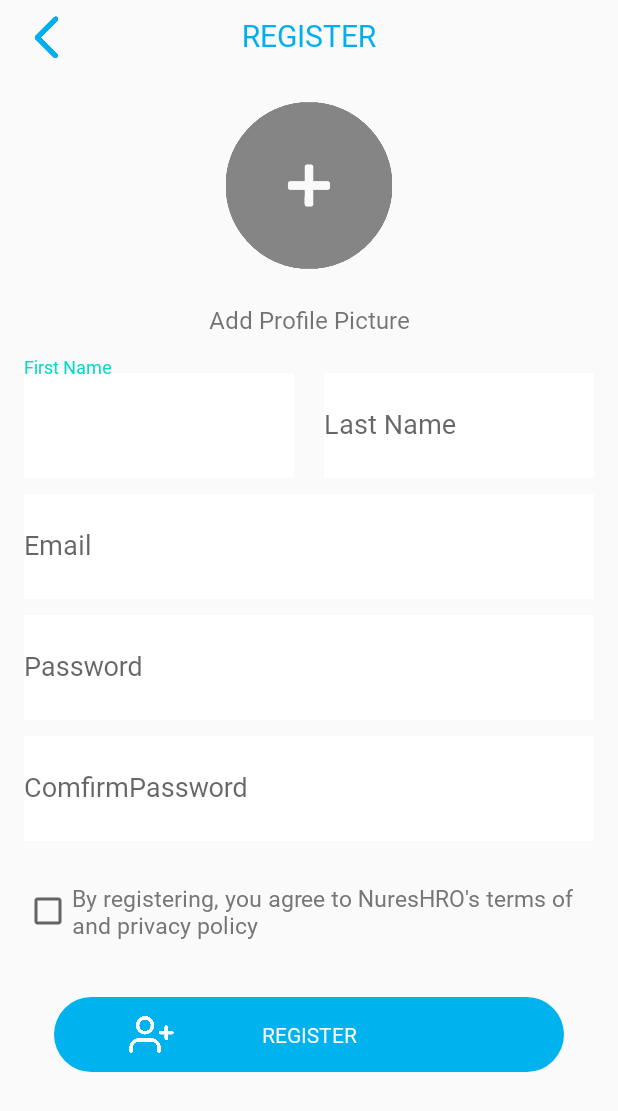
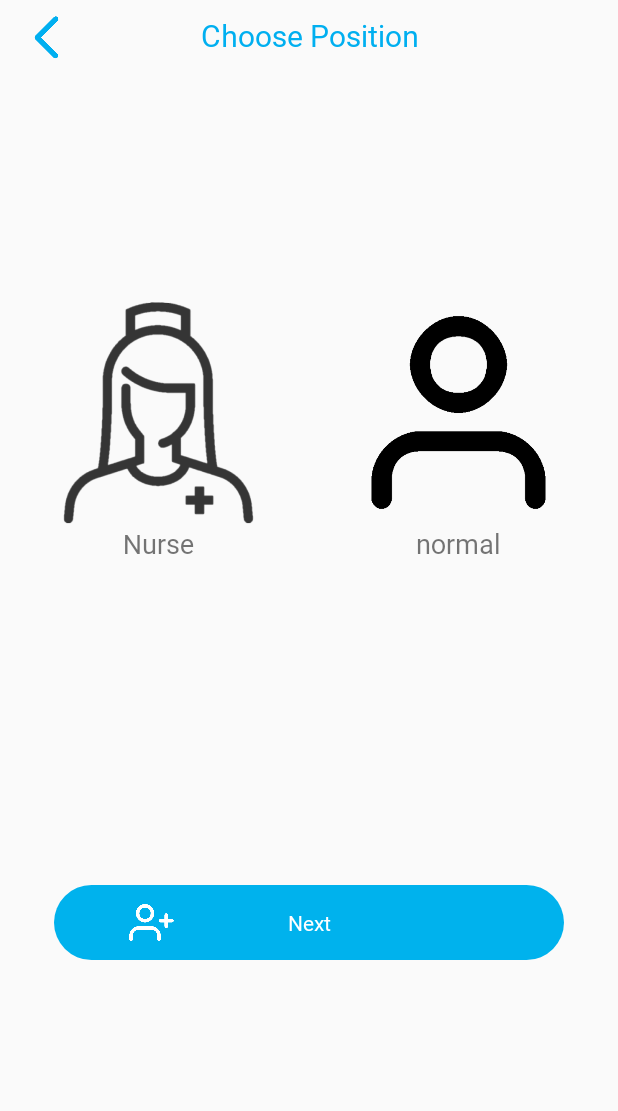
Before and after one commit to Fachidiot/NurseHERO, an Android app: the screen it shows after launch (RegisterMainActivity before the commit, RegisterChooseActivity after it), after a tap on "Register", on a phone screen of 412 x 824 dp. Shown: the top 1111 px of the screen. Run offline under Robolectric (Android 15) with nearby library versions, the phone set to English and light mode, and no system bars; our stand-ins replace Firebase (no records; nobody signed in at launch, a user with empty details on screens opened directly); libraries missing offline, so code that uses them is left out: com.facebook, com.facebook.login; 1 statement that could not run was skipped; 1 other tap on this screen came first.

Commit message:
fachidiot07/08

```diff
--- a/app/src/main/AndroidManifest.xml
+++ b/app/src/main/AndroidManifest.xml
@@ -16,7 +16,9 @@
         android:roundIcon="@mipmap/ic_launcher_round"
         android:supportsRtl="true"
         android:theme="@style/Theme.NurseHRO">
-        <activity android:name=".RegisterFragment.ChooseRegisterActivity"></activity>
+        <activity android:name=".RegisterFragment.RegisterSuccessActivity" />
+        <activity android:name=".RegisterFragment.RegisterActivity" />
+        <activity android:name=".RegisterFragment.RegisterChooseActivity" />
         <!--
              The API key for Google Maps-based APIs is defined as a string resource.
              (See the file "res/values/google_maps_api.xml").
@@ -32,7 +34,6 @@
         <activity
             android:name=".MapsActivity"
             android:label="@string/title_activity_maps" />
-        <activity android:name=".RegisterFragment.RegisterSuccessActivity" />
         <activity android:name=".LoginActivity">
             <intent-filter>
                 <action android:name="android.intent.action.MAIN" />
@@ -40,7 +41,6 @@
                 <category android:name="android.intent.category.LAUNCHER" />
             </intent-filter>
         </activity>
-        <activity android:name=".RegisterMainActivity" />
         <activity android:name=".MainActivity" />
 
         <meta-data
--- /dev/null
+++ b/app/src/main/java/com/fachidiot/nursehro/RegisterFragment/RegisterChooseActivity.kt
@@ -0,0 +1,31 @@
+package com.fachidiot.nursehro.RegisterFragment
+
+import android.content.Intent
+import androidx.appcompat.app.AppCompatActivity
+import android.os.Bundle
+import com.fachidiot.nursehro.R
+import kotlinx.android.synthetic.main.activity_register_choose.*
+
+class RegisterChooseActivity : AppCompatActivity() {
+    override fun onCreate(savedInstanceState: Bundle?) {
+        super.onCreate(savedInstanceState)
+        setContentView(R.layout.activity_register_choose)
+
+        RelativeLayout_Next.setOnClickListener {
+                val intent = Intent(this, RegisterActivity::class.java)
+                startActivity(intent)
+        }
+
+        CheckBox_Nurse.setOnClickListener {
+            CheckBox_Normal.isChecked = false
+        }
+
+        CheckBox_Normal.setOnClickListener {
+            CheckBox_Nurse.isChecked = false
+        }
+    }
+
+    private fun checkChoice() {
+
+    }
+}
--- a/app/src/main/java/com/fachidiot/nursehro/RegisterMainActivity.kt
+++ /dev/null
@@ -1,64 +0,0 @@
-package com.fachidiot.nursehro
-
-import android.content.Intent
-import android.os.Bundle
-import android.widget.Toast
-import androidx.appcompat.app.AppCompatActivity
-import com.fachidiot.nursehro.RegisterFragment.RegisterSuccessActivity
-import com.google.firebase.auth.FirebaseAuth
-import com.google.firebase.database.DatabaseReference
-import com.google.firebase.database.FirebaseDatabase
-import kotlinx.android.synthetic.main.activity_register.*
-
-
-class RegisterMainActivity : AppCompatActivity() {
-
-    private var mFirebaseAuth: FirebaseAuth? = null
-    private var mDatabaseRef: DatabaseReference? = null
-
-    override fun onCreate(savedInstanceState: Bundle?) {
-        super.onCreate(savedInstanceState)
-        setContentView(R.layout.activity_register)
-
-        button_back.setOnClickListener {
-            val intent = Intent(this, LoginActivity::class.java)
-            startActivity(intent)
-        }
-
-        mFirebaseAuth = FirebaseAuth.getInstance()
-        mDatabaseRef = FirebaseDatabase.getInstance().getReference()
-
-        RelativeLayout_Register.setOnClickListener {
-            if (TextInputLayout_FirstName.text.toString().isEmpty() || TextInputLayout_LastName.text.toString().isEmpty())
-                Toast.makeText(this, "Check Name", Toast.LENGTH_SHORT).show()
-            else if (TextInputEditText_Email.text.toString().isEmpty())
-                Toast.makeText(this, "Check Email", Toast.LENGTH_SHORT).show()
-            else if (TextInputEditText_Password.text.toString().isEmpty() || TextInputEditText_Comfirm_Password.text.toString().isEmpty())
-                Toast.makeText(this, "Check Password.", Toast.LENGTH_SHORT).show()
-            else if (TextInputEditText_Password.text.toString() != TextInputEditText_Comfirm_Password.text.toString())
-                Toast.makeText(this, "Password incorrect with Comfirm Password.", Toast.LENGTH_SHORT).show()
-            else if (!CheckBox_Policy.isChecked)
-                Toast.makeText(this, "Please Check the Checkbox", Toast.LENGTH_SHORT).show()
-            else
-                CreateEmail()
-        }
-    }
-
-    private fun CreateEmail(){
-        val asdf1 = TextInputEditText_Email.text.toString()
-        val asdf2 = TextInputEditText_Password.text.toString()
-        mFirebaseAuth!!.createUserWithEmailAndPassword(TextInputEditText_Email.text.toString(), TextInputEditText_Password.text.toString()).addOnCompleteListener(this) {
-            if (it.isSuccessful) {
-                // 회원가입 성공시
-                val user = mFirebaseAuth?.currentUser
-
-                Toast.makeText(this, "Authentication Success.", Toast.LENGTH_SHORT).show()
-                val intent = Intent(this, RegisterSuccessActivity::class.java)
-                startActivity(intent)
-            } else {
-                // 회원가입 실패시
-                Toast.makeText(this, "Authentication Failed.", Toast.LENGTH_SHORT).show()
-            }
-        }
-    }
-}
--- /dev/null
+++ b/app/src/main/res/drawable-v24/cb_custom_checkbox.xml
@@ -0,0 +1,7 @@
+<?xml version="1.0" encoding="utf-8"?>
+<selector xmlns:android="http://schemas.android.com/apk/res/android">
+    <item android:state_checked="false"
+        android:drawable="@drawable/icon_nurse"/>
+    <item android:state_checked="true"
+        android:drawable="@drawable/icon_nurse_white"/>
+</selector>
--- /dev/null
+++ b/app/src/main/res/drawable-v24/cb_custom_checkbox2.xml
@@ -0,0 +1,7 @@
+<?xml version="1.0" encoding="utf-8"?>
+<selector xmlns:android="http://schemas.android.com/apk/res/android">
+    <item android:state_checked="false"
+        android:drawable="@drawable/icon_profile_dark" />
+    <item android:state_checked="true"
+        android:drawable="@drawable/icon_profile" />
+</selector>
--- a/app/src/main/res/layout/activity_register.xml
+++ b/app/src/main/res/layout/activity_register.xml
@@ -4,7 +4,12 @@
     xmlns:tools="http://schemas.android.com/tools"
     android:layout_width="match_parent"
     android:layout_height="match_parent"
-    tools:context=".RegisterActivity">
+    tools:context=".RegisterFragment.RegisterActivity">
+
+    <ScrollView
+        android:layout_width="match_parent"
+        android:layout_height="match_parent"
+        >
 
     <LinearLayout
         android:layout_width="match_parent"
@@ -39,13 +44,18 @@
                 />
         </RelativeLayout>
 
-
+        <LinearLayout
+            android:layout_width="match_parent"
+            android:layout_height="wrap_content"
+            android:layout_marginTop="50dp"
+            android:orientation="vertical"
+            >
 
             <ImageView
             android:id="@+id/imageView_AddPicture"
             android:layout_width="match_parent"
-            android:layout_height="60dp"
-            android:layout_marginBottom="8dp"
+            android:layout_height="100dp"
+            android:layout_marginBottom="10dp"
             android:layout_weight="2"
             android:src = "@drawable/icon_plus"
             android:clickable="true"
@@ -62,11 +72,16 @@
                 android:textSize="16sp" />
 
 
+        </LinearLayout>
+
+
+
         <!-- TEXT INPUT LAYOUT -->
 
         <LinearLayout
             android:layout_width="match_parent"
             android:layout_height="wrap_content"
+            android:layout_marginTop="30dp"
             android:orientation="horizontal">
 
             <com.google.android.material.textfield.TextInputLayout
@@ -95,7 +110,7 @@
                     android:hint="@string/TextInputLayout_LastName"
                     android:fontFamily="@font/vtrocore"
                     android:inputType="textEmailAddress"
-                    android:layout_marginLeft="20dp"/>
+                    android:layout_marginLeft="18dp"/>
             </com.google.android.material.textfield.TextInputLayout>
 
         </LinearLayout>
@@ -150,17 +165,19 @@
             android:text="@string/CheckBox_Policy"
             android:textColor="@color/gray"
             android:textSize="15sp"
-            android:fontFamily="@font/vtrocore" />
+            android:fontFamily="@font/vtrocore"
+            android:layout_marginTop="20dp"
+            />
 
         <RelativeLayout
             android:id="@+id/RelativeLayout_Register"
             android:layout_width="match_parent"
             android:layout_height="50dp"
             android:layout_marginHorizontal="20dp"
-            android:layout_marginTop="10dp"
             android:background="@drawable/btn_blue"
             android:clickable="true"
-            android:gravity="center">
+            android:gravity="center"
+            android:layout_marginTop="30dp">
 
             <ImageView
                 android:layout_width="30dp"
@@ -182,6 +199,8 @@
 
     </LinearLayout>
 
+    </ScrollView>
+
 
 
 </androidx.constraintlayout.widget.ConstraintLayout>
--- /dev/null
+++ b/app/src/main/res/layout/activity_register_choose.xml
@@ -0,0 +1,134 @@
+<FrameLayout xmlns:android="http://schemas.android.com/apk/res/android"
+    xmlns:tools="http://schemas.android.com/tools"
+    android:layout_width="match_parent"
+    android:layout_height="match_parent"
+    tools:context="com.fachidiot.nursehro.MainFragment.FragmentMainChat">
+
+    <LinearLayout
+        android:layout_width="match_parent"
+        android:layout_height="match_parent"
+        android:orientation="vertical"
+        android:background="@null"
+        android:paddingHorizontal="16dp"
+        android:weightSum="10">
+
+        <RelativeLayout
+            android:layout_width="wrap_content"
+            android:layout_height="wrap_content"
+            android:layout_weight="1">
+
+            <TextView
+                android:id="@+id/TextView_Register"
+                android:layout_width="match_parent"
+                android:layout_height="wrap_content"
+                android:fontFamily="@font/vtrocore"
+                android:gravity="center"
+                android:text="Choose Position"
+                android:textColor="@color/blue"
+                android:textSize="20sp"
+                android:layout_marginTop="10dp"/>
+
+            <Button
+                android:id="@+id/button_back"
+                android:layout_width="30dp"
+                android:layout_height="30dp"
+                android:layout_marginTop="10dp"
+                android:background="@drawable/icon_back"
+                />
+        </RelativeLayout>
+
+        <LinearLayout
+            android:layout_width="match_parent"
+            android:layout_height="wrap_content"
+            android:orientation="horizontal"
+            android:gravity="center"
+            android:layout_weight="5"
+            >
+            <LinearLayout
+                android:layout_width="wrap_content"
+                android:layout_height="wrap_content"
+                android:orientation="vertical"
+                >
+                <CheckBox
+                    android:id="@+id/CheckBox_Nurse"
+                    android:layout_width="150dp"
+                    android:layout_height="150dp"
+                    android:button="@null"
+                    android:background="@drawable/cb_custom_checkbox"
+                    />
+
+                <TextView
+                    android:layout_width="150dp"
+                    android:layout_height="wrap_content"
+                    android:gravity="center"
+                    android:text="Nurse"
+                    android:textSize="18dp"
+                    android:fontFamily="@font/vtrocore"
+                    />
+
+            </LinearLayout>
+
+            <TextView
+                android:layout_width="50dp"
+                android:layout_height="wrap_content"/>
+
+            <LinearLayout
+                android:layout_width="wrap_content"
+                android:layout_height="wrap_content"
+                android:orientation="vertical"
+                >
+                <CheckBox
+                    android:id="@+id/CheckBox_Normal"
+                    android:layout_width="150dp"
+                    android:layout_height="150dp"
+                    android:button="@null"
+                    android:background="@drawable/cb_custom_checkbox2"
+                    />
+
+                <TextView
+                    android:layout_width="150dp"
+                    android:layout_height="wrap_content"
+                    android:gravity="center"
+                    android:text="normal"
+                    android:textSize="18dp"
+                    android:fontFamily="@font/vtrocore"
+                    />
+
+            </LinearLayout>
+
+        </LinearLayout>
+
+
+
+        <RelativeLayout
+            android:id="@+id/RelativeLayout_Next"
+            android:layout_width="match_parent"
+            android:layout_height="50dp"
+            android:layout_marginHorizontal="20dp"
+            android:layout_marginTop="100dp"
+            android:background="@drawable/btn_blue"
+            android:clickable="true"
+            android:gravity="center"
+            >
+
+            <ImageView
+                android:layout_width="30dp"
+                android:layout_height="match_parent"
+                android:layout_marginLeft="50dp"
+                android:background="@null"
+                android:gravity="center"
+                android:src="@drawable/icon_userplus"/>
+
+            <TextView
+                android:layout_width="match_parent"
+                android:layout_height="50dp"
+                android:gravity="center"
+                android:stateListAnimator="@null"
+                android:text="Next"
+                android:textColor="#ffffff"
+                android:fontFamily="@font/vtrocore" />
+        </RelativeLayout>
+
+    </LinearLayout>
+
+</FrameLayout>
--- a/app/src/main/res/layout/activity_register_success.xml
+++ b/app/src/main/res/layout/activity_register_success.xml
@@ -31,7 +31,7 @@
             android:layout_width="wrap_content"
             android:layout_height="256dp"
             android:layout_gravity="center"
-            android:layout_marginTop="40dp"
+            android:layout_marginTop="10dp"
             android:src="@drawable/icon_success"
             android:layout_weight="1"
             />
```
Also changed, not shown: app/src/main/java/com/fachidiot/nursehro/LoginActivity.kt (+9 -26 lines), app/src/main/java/com/fachidiot/nursehro/RegisterFragment/ChooseRegisterActivity.kt (deleted, +0 -12 lines), app/src/main/java/com/fachidiot/nursehro/RegisterFragment/RegisterActivity.kt (+32 -20 lines), app/src/main/java/com/fachidiot/nursehro/RegisterFragment/RegisterSuccessActivity.kt (+6 -4 lines), app/src/main/res/layout/activity_choose_register.xml (deleted, +0 -9 lines), app/src/main/res/layout/activity_mainregister.xml (deleted, +0 -187 lines), 1 other file. Lines whose indentation alone changed are shown as unchanged.
